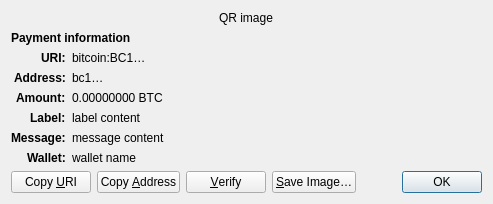
Old version of the form src/qt/forms/receiverequestdialog.ui in the repository b3chain/b3chain.
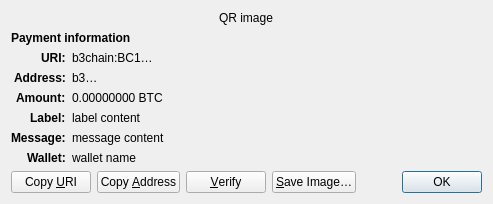
New version of the form. Custom widgets are drawn as their Qt base class.

Commit message: Comprehensive Bitcoin-to-B3Chain rebranding across all user-visible code, docs, and tests

```diff
--- a/src/qt/forms/receiverequestdialog.ui
+++ b/src/qt/forms/receiverequestdialog.ui
@@ -65,7 +65,7 @@
    <item row="2" column="1" alignment="Qt::AlignTop">
     <widget class="QLabel" name="uri_content">
      <property name="text">
-      <string notr="true">bitcoin:BC1…</string>
+      <string notr="true">b3chain:BC1…</string>
      </property>
      <property name="textFormat">
       <enum>Qt::RichText</enum>
@@ -97,7 +97,7 @@
    <item row="3" column="1" alignment="Qt::AlignTop">
     <widget class="QLabel" name="address_content">
      <property name="text">
-      <string notr="true">bc1…</string>
+      <string notr="true">b3…</string>
      </property>
      <property name="textFormat">
       <enum>Qt::PlainText</enum>
```
The commit also changes 206 other files.
